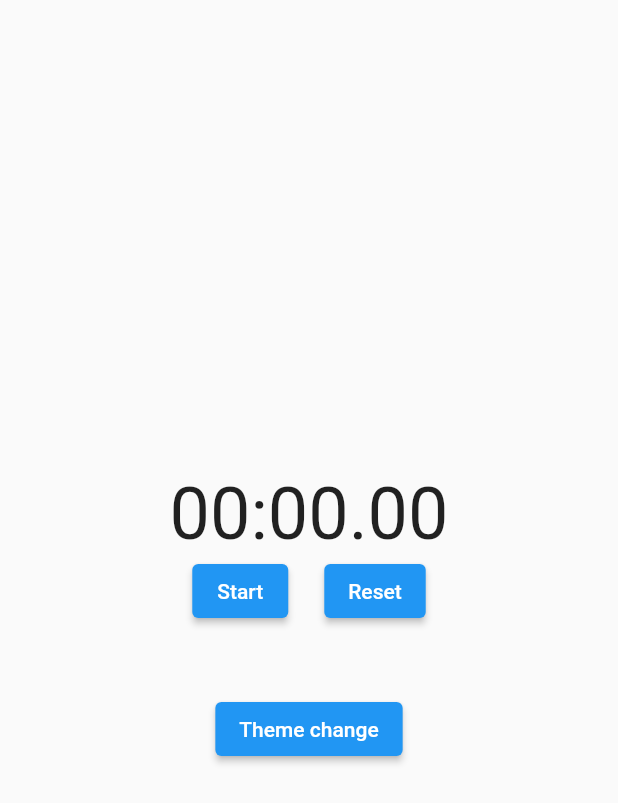
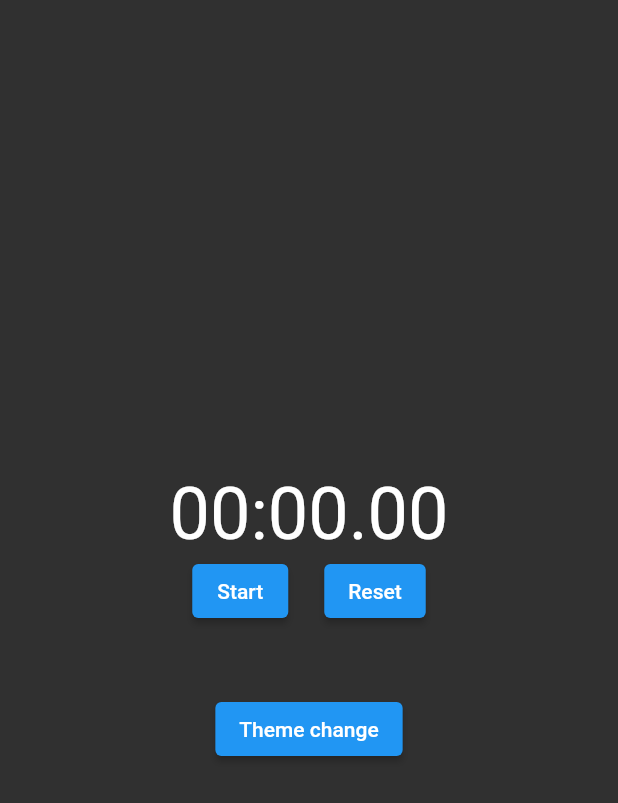
Before and after one commit to i-ampraveen/Stop_Watch, a Flutter app: the screen it shows after launch, after a tap on "Theme change", on a phone screen of 412 x 824 dp. Shown: the top 803 px of the screen. Run offline on Flutter 3.47's test engine with Material 2 defaults, Android fonts, the phone set to English and light mode, and no system bars.

Commit message:
Dark mode and light mode implemented

```diff
--- a/lib/main.dart
+++ b/lib/main.dart
@@ -5,32 +5,33 @@ void main() {
   runApp(MyApp());
 }
 
+final darkNotifier = ValueNotifier<bool>(false);
+
+// class MyApp extends StatelessWidget {
+//   @override
+//   Widget build(BuildContext context) {
+//     return MaterialApp(
+//       //theme: ThemeData.dark() ,
+//       home: WatchStop(),
+//       debugShowCheckedModeBanner: false,
+//     );
+//   }
+// }
+
 class MyApp extends StatelessWidget {
+
   @override
   Widget build(BuildContext context) {
-    return MaterialApp(
-      //theme: ThemeData.dark() ,
-      home: WatchStop(),
-      debugShowCheckedModeBanner: false,
+    return ValueListenableBuilder<bool>(
+      valueListenable: darkNotifier,
+      builder: (BuildContext context, bool isDark, Widget? child){
+        return MaterialApp(
+          themeMode: isDark ? ThemeMode.dark : ThemeMode.light,
+          darkTheme: ThemeData.dark(),
+          home: WatchStop(),
+          debugShowCheckedModeBanner: false,
+        );
+      },
     );
   }
 }
-
-// class MyApp extends StatelessWidget {
-//   final _darkNotifier = ValueNotifier<bool>(false);
-//
-//   @override
-//   Widget build(BuildContext context) {
-//     return ValueListenableBuilder<bool>(
-//       valueListenable: _darkNotifier,
-//       builder: (BuildContext context, bool isDark, Widget? child){
-//         return MaterialApp(
-//           themeMode: isDark ? ThemeMode.dark : ThemeMode.light,
-//           darkTheme: ThemeData.dark(),
-//           home: WatchStop(),
-//           debugShowCheckedModeBanner: false,
-//         );
-//       },
-//     );
-//   }
-// }
--- a/lib/stopWatch.dart
+++ b/lib/stopWatch.dart
@@ -2,6 +2,8 @@ import 'dart:async';
 
 import 'package:flutter/cupertino.dart';
 import 'package:flutter/material.dart';
+
+import 'main.dart';
 
 class WatchStop extends StatefulWidget {
   @override
@@ -38,6 +40,7 @@ class _WatchStopState extends State<WatchStop> {
 
   @override
   void dispose() {
+    darkNotifier.dispose();
     _myTimer.cancel();
     super.dispose();
   }
@@ -55,15 +58,10 @@ class _WatchStopState extends State<WatchStop> {
     _myStopWatch.stop();
   }
 
-  void themeChanged() {
-    setState(() {
-      ThemeData.dark();
-    });
-  }
-
 
   @override
   Widget build(BuildContext context) {
+    bool isDark = darkNotifier.value;
     return Scaffold(
       body: Container(
         child: Center(
@@ -95,7 +93,10 @@ class _WatchStopState extends State<WatchStop> {
               ),
               ElevatedButton(
                 child: Text('Theme change'),
-                onPressed: themeChanged,
+                onPressed: (){
+                  isDark =! isDark;
+                  darkNotifier.value = isDark;
+                },
               )
             ],
           ),
```
